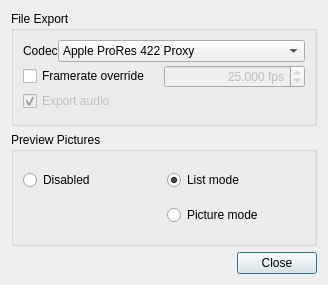
Above: platform/qt/ExportSettingsDialog.ui from ilia3101/MLV-App before the change. Below: the same form after it.
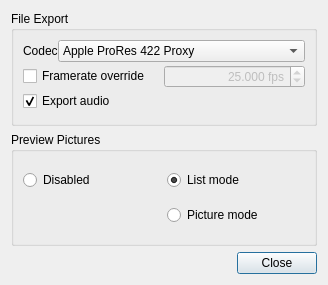
That is the form after the change.

```diff
--- a/platform/qt/ExportSettingsDialog.ui
+++ b/platform/qt/ExportSettingsDialog.ui
@@ -124,7 +124,7 @@
         <item>
          <widget class="QCheckBox" name="checkBoxExportAudio">
           <property name="enabled">
-           <bool>false</bool>
+           <bool>true</bool>
           </property>
           <property name="text">
            <string>Export audio</string>
```
